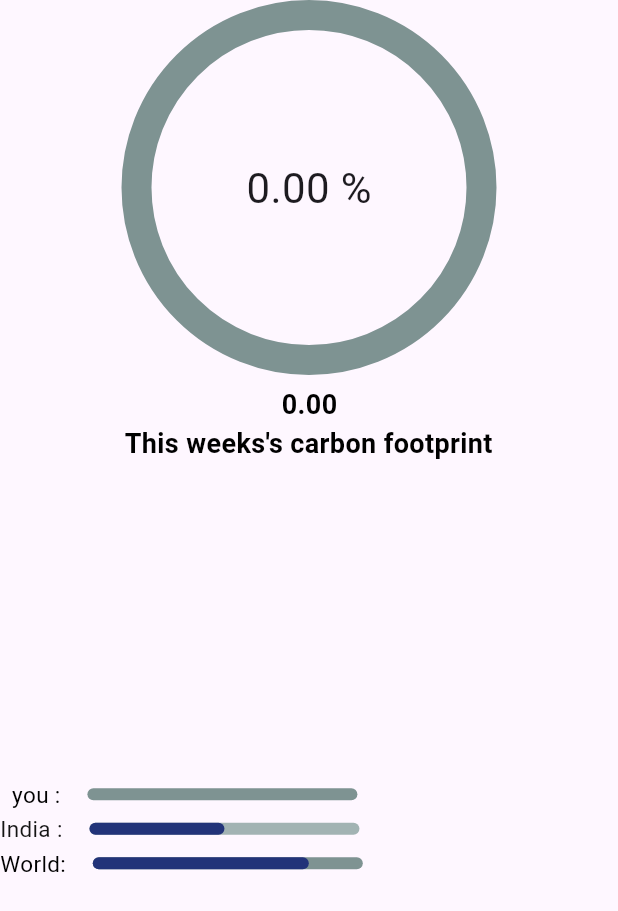
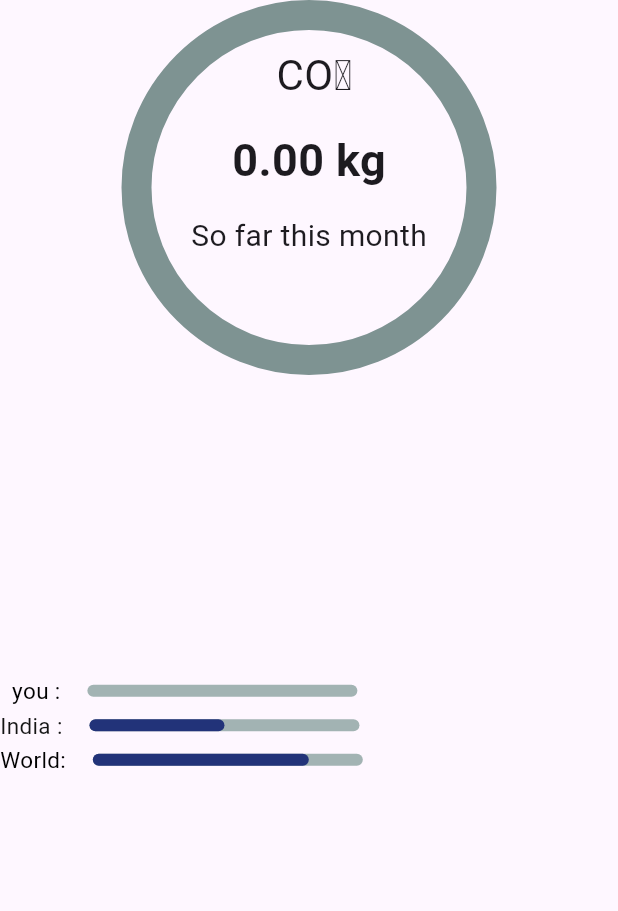
Before and after one commit to AartiDevkar/BEarthly, a Flutter app: the Indicator widget shown alone on an empty page, opened directly with empty values, on a phone screen of 412 x 824 dp. Shown: the top 911 px of the screen. Run offline on Flutter 3.47's test engine with Material 3 defaults, Android fonts, the phone set to English and light mode, and no system bars; drawn by our look-alikes of percent_indicator; our stand-ins replace cloud_firestore, firebase_auth, firebase_core, firebase_database, firebase_messaging, fl_chart and 4 more; missing offline and left inert: flutter_custom_tabs; accounts and stored records are empty; network calls fail.

Commit message:
fix: indicator

```diff
--- a/lib/carbonTrack/components/indicator.dart
+++ b/lib/carbonTrack/components/indicator.dart
@@ -3,10 +3,11 @@ import 'package:flutter/material.dart';
 
 class Indicator extends StatefulWidget {
   final double percent; // Add a field to store the percent
-  final double co2eKg;
 
-  const Indicator({Key? key, required this.percent, required this.co2eKg})
-      : super(key: key);
+  const Indicator({
+    Key? key,
+    required this.percent,
+  }) : super(key: key);
 
   @override
   State<Indicator> createState() => _IndicatorState();
@@ -23,33 +24,43 @@ class _IndicatorState extends State<Indicator> {
             lineWidth: 20,
             backgroundColor: const Color.fromARGB(148, 34, 74, 67),
             percent: widget.percent, // Use the widget's percent parameter
-            center: new Text(
-              "${(widget.percent * 100).toStringAsFixed(2)} %", // Format percent
-              style: const TextStyle(fontSize: 28),
+            center: Column(
+              children: [
+                SizedBox(
+                  height: 30,
+                ),
+                Text(
+                  " CO₂", // Format percent
+                  style: const TextStyle(fontSize: 28),
+                ),
+                const SizedBox(
+                  height: 15,
+                ),
+                Text("${(widget.percent * 100).toStringAsFixed(2)} kg",
+                    style:
+                        TextStyle(fontSize: 30, fontWeight: FontWeight.bold)),
+                const SizedBox(
+                  height: 15,
+                ),
+                Text(
+                  " So far this month ",
+                  style: TextStyle(fontSize: 20),
+                ),
+              ],
             ),
-            footer: Padding(
-              padding: EdgeInsets.only(top: 7.0), // Add padding here
-              child: Text(
-                "\t\t\t\t\t\t\t\t\t\t\t\t           ${(widget.co2eKg).toStringAsFixed(2)} \n This weeks's carbon footprint ",
-                style: TextStyle(
-                    fontSize: 18,
-                    color: Color.fromARGB(255, 0, 0, 0),
-                    fontWeight: FontWeight.bold),
-              ),
-            ),
+
             animation: true,
             animationDuration: 1500,
             progressColor: Color.fromARGB(255, 68, 227, 158),
             circularStrokeCap: CircularStrokeCap.round,
           ),
         ),
-        const SizedBox(
+        SizedBox(
           height: 200,
         ),
-        const SizedBox(height: 10),
         Container(
           child: LinearPercentIndicator(
-            backgroundColor: const Color.fromARGB(148, 34, 74, 67),
+            backgroundColor: Color.fromARGB(147, 94, 129, 123),
             barRadius: const Radius.circular(20),
             width: 200.0,
             lineHeight: 8,
@@ -89,7 +100,7 @@ class _IndicatorState extends State<Indicator> {
         ),
         Container(
           child: LinearPercentIndicator(
-            backgroundColor: const Color.fromARGB(148, 34, 74, 67),
+            backgroundColor: Color.fromARGB(147, 94, 129, 123),
             barRadius: const Radius.circular(20),
             width: 200.0,
             lineHeight: 8,
--- a/lib/carbonTrack/components/survey.dart
+++ b/lib/carbonTrack/components/survey.dart
@@ -8,7 +8,7 @@ import 'package:flutter/material.dart';
 import 'package:cloud_firestore/cloud_firestore.dart';
 
 class Survey extends StatefulWidget {
-  final void Function(double) onSurveyCompleted;
+  final void Function(double, double) onSurveyCompleted;
 
   const Survey(
       {Key? key, required this.onSurveyCompleted, required String userId})
@@ -171,7 +171,8 @@ class _SurveyState extends State<Survey> {
                     double normalizedValue = clampedValue / 100;
 
                     double calculatedPercent = normalizedValue;
-                    widget.onSurveyCompleted(calculatedPercent);
+                    widget.onSurveyCompleted(
+                        calculatedPercent, totalCarbonFootprint);
 
                     Navigator.of(context).pop();
                   },
--- a/pubspec.yaml
+++ b/pubspec.yaml
@@ -72,6 +72,7 @@ dependencies:
   flutter_local_notifications: ^16.3.2
   flutter_timezone: ^1.0.8
   rxdart: ^0.27.7
+  location: ^5.0.3
 
 
 
```
Also changed, not shown: lib/connect_pages/Connect.dart (+17 -3 lines), lib/newsApi/newsPage.dart (added, +301 -0 lines), lib/newsApi/news_api.dart (added, +31 -0 lines), pubspec.lock, 2 other files.
